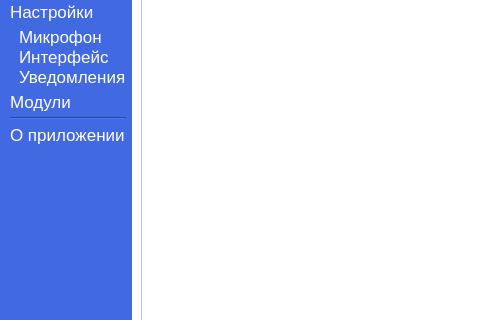
This is des.ui in Monsets/Eva as Qt 5 draws it before an edit; both pictures show x 0 to 480 and y 123 to 443 of the 699 by 542 pixel window. The edited form follows.
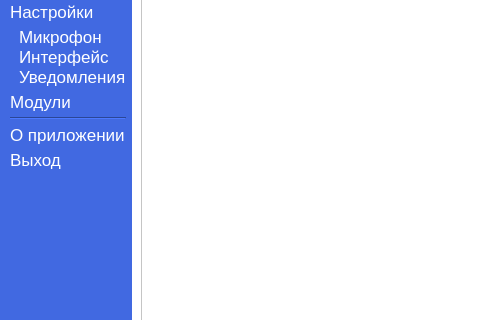
This is the edited form. The open tabs and pages were chosen to show the change.

What changed in the file:
```diff
--- a/des.ui
+++ b/des.ui
@@ -40,7 +40,7 @@
                     <number>0</number>
                 </property>
                 <item>
-                    <layout class="QVBoxLayout" name="verticalLayout" stretch="0,0,0,0,0,0,0">
+     <layout class="QVBoxLayout" name="verticalLayout" stretch="0,0,0,0,0,0,0,0">
                         <property name="spacing">
                             <number>5</number>
                         </property>
@@ -169,6 +169,16 @@
                                 </property>
                             </widget>
                         </item>
+      <item>
+       <widget class="QPushButton" name="exit_Button">
+        <property name="styleSheet">
+         <string notr="true">color: white;border: none;font: 17px ;text-align:left;</string>
+        </property>
+        <property name="text">
+         <string>Выход</string>
+        </property>
+       </widget>
+      </item>
                         <item>
                             <spacer name="verticalSpacer">
                                 <property name="orientation">
```
Left out of the diff: 4 changed lines with no effect on the pictures. Lines whose indentation alone changed are shown as unchanged.
